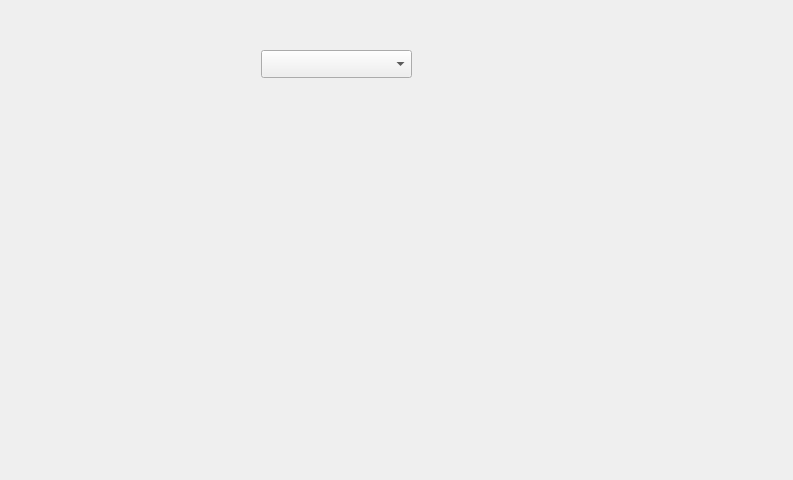
The window that shopdashboard.ui (sahariajf/ExpiryGuard) describes before a commit, drawn with Qt 5.
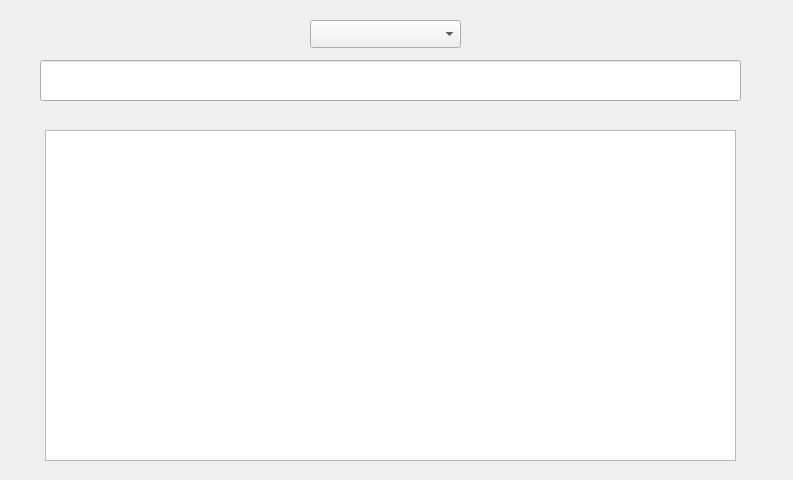
The same window after the commit.

Commit message: table added month wise profit loss

Patch:
```diff
--- a/shopdashboard.ui
+++ b/shopdashboard.ui
@@ -19,13 +19,43 @@
   <widget class="QComboBox" name="selectMonth">
    <property name="geometry">
     <rect>
-     <x>261</x>
-     <y>50</y>
+     <x>310</x>
+     <y>20</y>
      <width>151</width>
      <height>28</height>
     </rect>
    </property>
   </widget>
+  <widget class="QLineEdit" name="monthDetails">
+   <property name="geometry">
+    <rect>
+     <x>40</x>
+     <y>60</y>
+     <width>701</width>
+     <height>41</height>
+    </rect>
+   </property>
+  </widget>
+  <widget class="QWidget" name="centralWidget" native="true">
+   <property name="geometry">
+    <rect>
+     <x>40</x>
+     <y>130</y>
+     <width>701</width>
+     <height>331</height>
+    </rect>
+   </property>
+   <widget class="QTableView" name="tableView">
+    <property name="geometry">
+     <rect>
+      <x>5</x>
+      <y>0</y>
+      <width>691</width>
+      <height>331</height>
+     </rect>
+    </property>
+   </widget>
+  </widget>
  </widget>
  <resources/>
  <connections/>
```
The commit also changes 6 other files.
